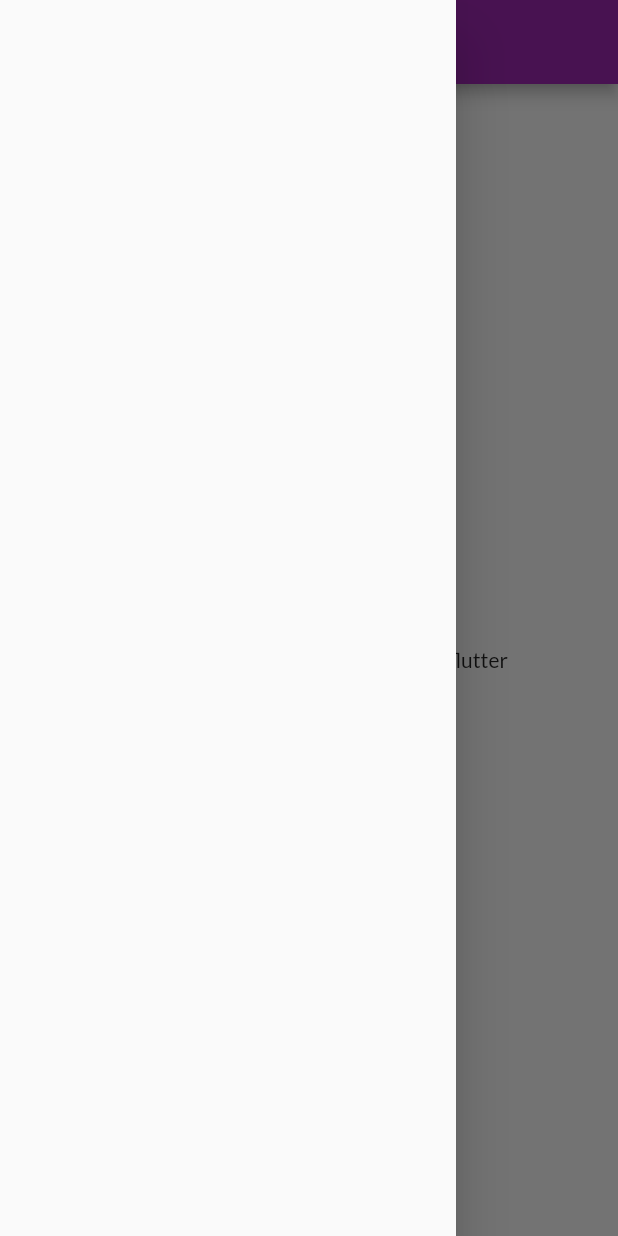
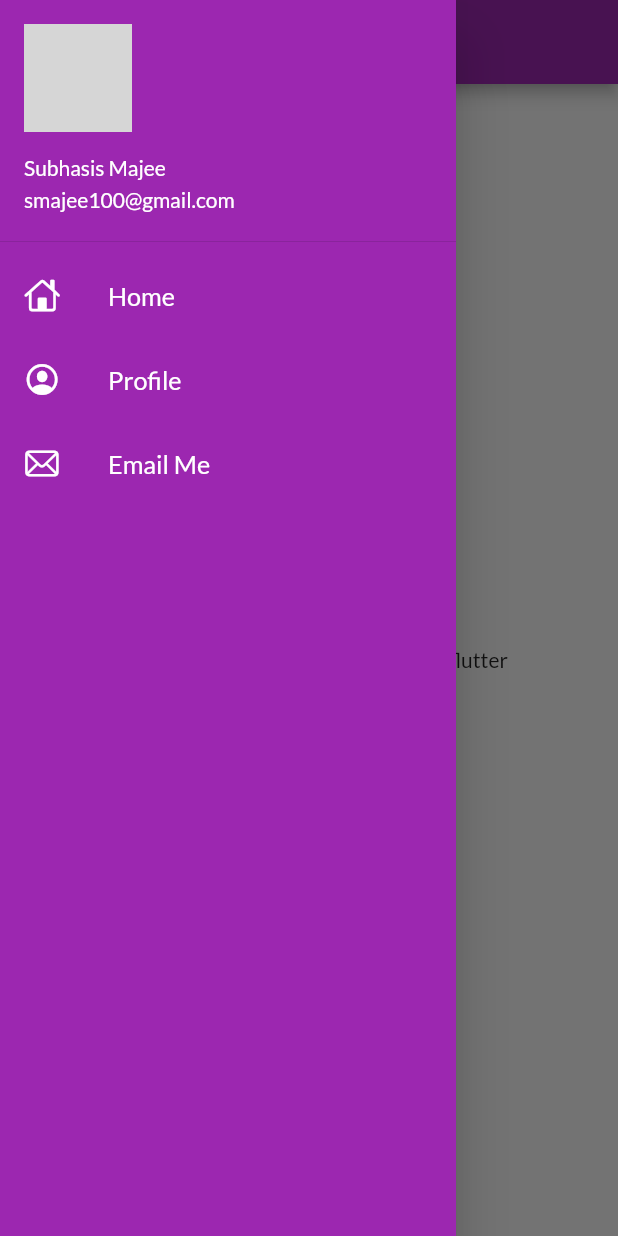
Before and after one commit to subhasis003/Catalog-App, a Flutter app: the HomePage screen opened by its route, with the side drawer open, on a phone screen of 412 x 824 dp. Run offline on Flutter 3.47's test engine with Material 2 defaults, Android fonts, the phone set to English and light mode, and no system bars; our stand-ins replace google_fonts; network calls fail; grey boxes are pictures that could not be loaded.

Commit message:
day 8 completed

```diff
--- a/lib/pages/home_page.dart
+++ b/lib/pages/home_page.dart
@@ -1,4 +1,6 @@
 import "package:flutter/material.dart";
+
+import "../widgets/drawer.dart";
 
 class HomePage extends StatelessWidget {
   @override
@@ -16,7 +18,7 @@ class HomePage extends StatelessWidget {
           child: Text("$name welcomes you to $days days of flutter"),
         ),
       ),
-      drawer: Drawer(),
+      drawer: MyDrawer(),
     );
   }
 }
--- /dev/null
+++ b/lib/widgets/drawer.dart
@@ -0,0 +1,64 @@
+import 'package:flutter/cupertino.dart';
+import 'package:flutter/material.dart';
+
+class MyDrawer extends StatelessWidget {
+  @override
+  Widget build(BuildContext context) {
+    final imageUrl =
+        "https://static.vecteezy.com/system/resources/thumbnails/011/490/381/small/happy-smiling-young-man-avatar-3d-portrait-of-a-man-cartoon-character-people-illustration-isolated-on-white-background-vector.jpg";
+    return Drawer(
+      child: Container(
+        color: Colors.purple,
+        child: ListView(padding: EdgeInsets.zero, children: [
+          DrawerHeader(
+            padding: EdgeInsets.zero,
+            child: UserAccountsDrawerHeader(
+              margin: EdgeInsets.zero,
+              accountName: Text(
+                "Subhasis Majee",
+                style: TextStyle(color: Colors.white),
+              ),
+              accountEmail: Text("smajee100@gmail.com",
+                  style: TextStyle(color: Colors.white)),
+              currentAccountPicture:
+                  CircleAvatar(backgroundImage: NetworkImage(imageUrl)),
+            ),
+          ),
+          ListTile(
+            leading: Icon(
+              CupertinoIcons.home,
+              color: Colors.white,
+            ),
+            title: Text(
+              "Home",
+              style: TextStyle(color: Colors.white),
+              textScaleFactor: 1.2,
+            ),
+          ),
+          ListTile(
+            leading: Icon(
+              CupertinoIcons.profile_circled,
+              color: Colors.white,
+            ),
+            title: Text(
+              "Profile",
+              style: TextStyle(color: Colors.white),
+              textScaleFactor: 1.2,
+            ),
+          ),
+          ListTile(
+            leading: Icon(
+              CupertinoIcons.mail,
+              color: Colors.white,
+            ),
+            title: Text(
+              "Email Me",
+              style: TextStyle(color: Colors.white),
+              textScaleFactor: 1.2,
+            ),
+          )
+        ]),
+      ),
+    );
+  }
+}
```
